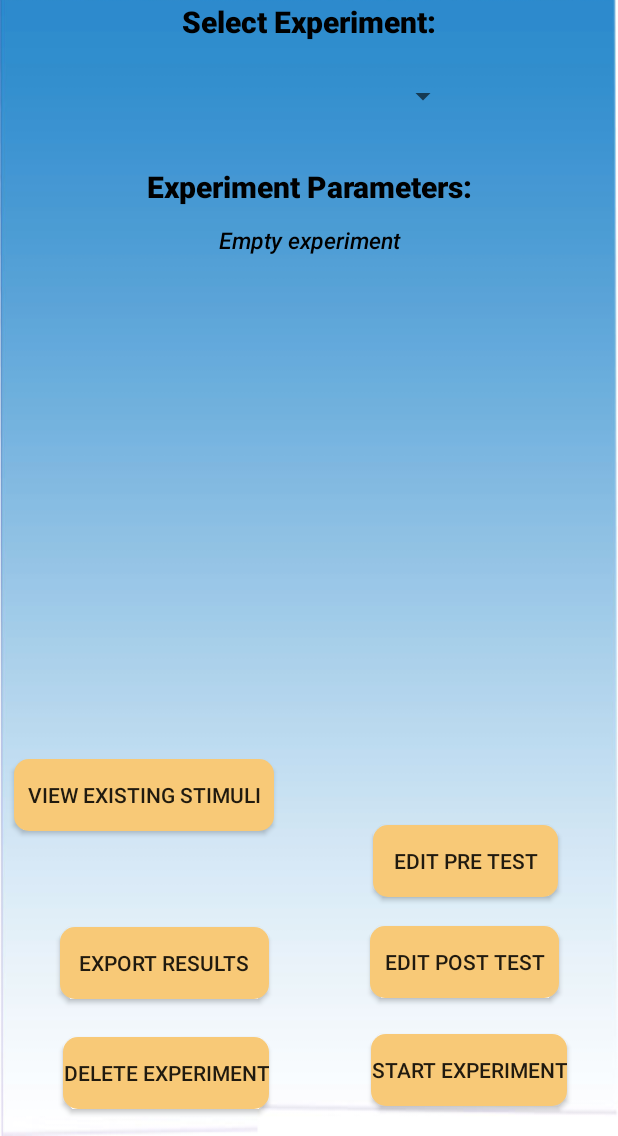
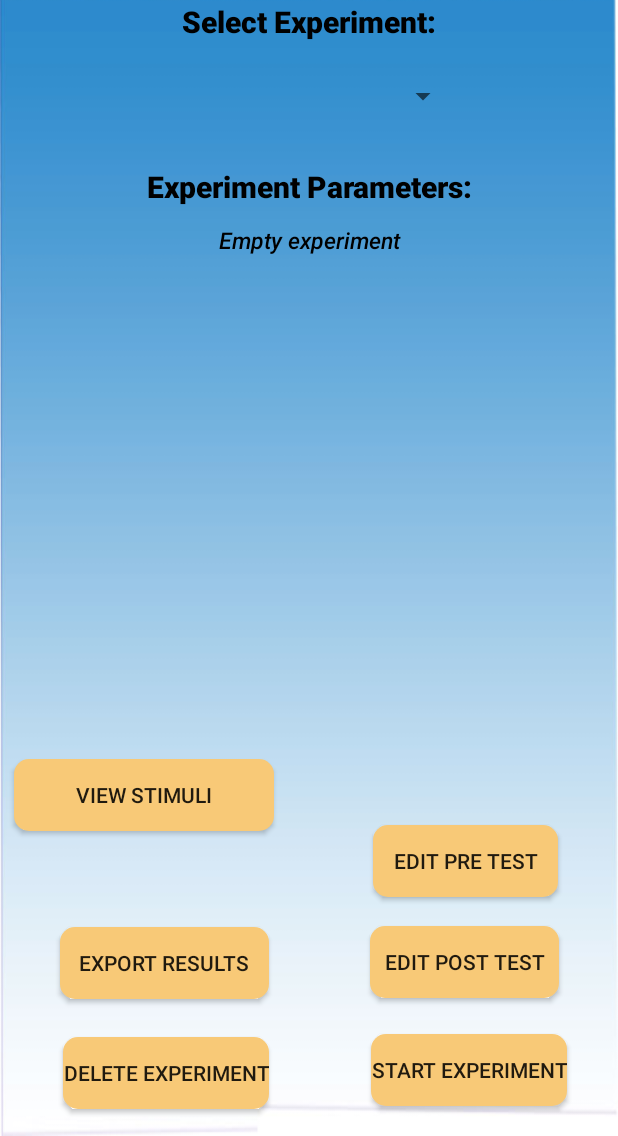
Before and after one commit to KochPJ/NewMediaLab, an Android app: the MyExperiments screen opened directly, with no data from a screen before it, on a phone screen of 412 x 824 dp, the part 100-1236 px from its top. Run offline under Robolectric (Android 15) with nearby library versions, the phone set to English and light mode, and no system bars.

Commit message:
Version 2 of the 3rd of May

```diff
--- a/AppDevelopment/app/src/main/java/com/example/newmedialab/AddStimuli.java
+++ b/AppDevelopment/app/src/main/java/com/example/newmedialab/AddStimuli.java
@@ -6,14 +6,12 @@ import android.content.Intent;
 import android.net.Uri;
 import android.os.Bundle;
 import android.os.Environment;
-import android.provider.MediaStore;
 import android.util.Log;
 import android.view.View;
 import android.widget.AdapterView;
 import android.widget.ArrayAdapter;
 import android.widget.EditText;
 import android.widget.Spinner;
-import android.widget.Toast;
 import android.widget.VideoView;
 
 import com.jjoe64.graphview.GraphView;
@@ -92,6 +90,7 @@ public class AddStimuli extends AppCompatActivity {
 
     @Override
     protected void onCreate(Bundle savedInstanceState) {
+        //TODO: make sure the user adds at least 1 video before continuing
         super.onCreate(savedInstanceState);
 
         Intent i = getIntent();
--- a/AppDevelopment/app/src/main/java/com/example/newmedialab/Experiment.java
+++ b/AppDevelopment/app/src/main/java/com/example/newmedialab/Experiment.java
@@ -31,7 +31,7 @@ public class Experiment implements Serializable{
     ArrayList<String> falseArtificialStimuli = new ArrayList<String>();
     String[] currentSymbol;
     int currentID = 0;
-    boolean finishedShowStimuli = false;
+    boolean finishedShowStimuli = true;
 
     public Experiment(String name){
         this.name = name;
--- a/AppDevelopment/app/src/main/res/layout/activity_my_experiments.xml
+++ b/AppDevelopment/app/src/main/res/layout/activity_my_experiments.xml
@@ -111,7 +111,7 @@
         android:layout_marginBottom="203dp"
         android:background="@drawable/mybutton"
         android:onClick="navigation"
-        android:text="View Existing Stimuli" />
+        android:text="View Stimuli" />
 
     <Button
         android:id="@+id/results"
```
Also changed, not shown: AppDevelopment/app/src/main/java/com/example/newmedialab/ShowStimuli.java (+5 -4 lines).
